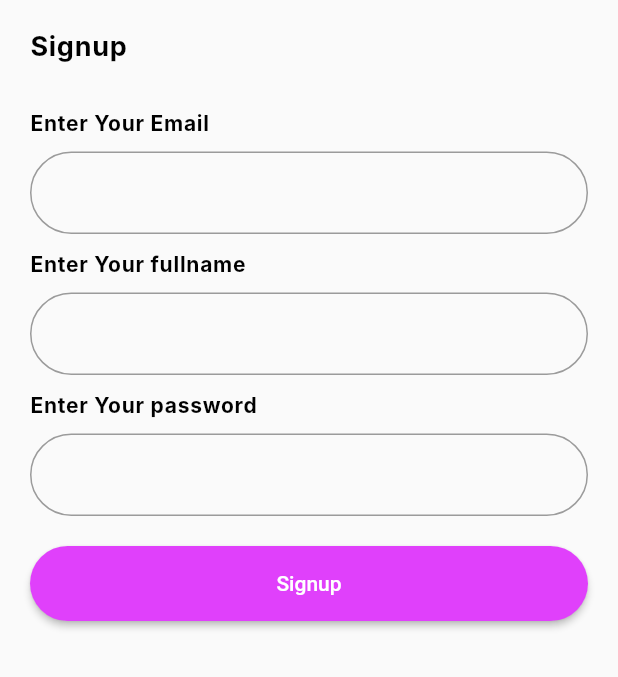
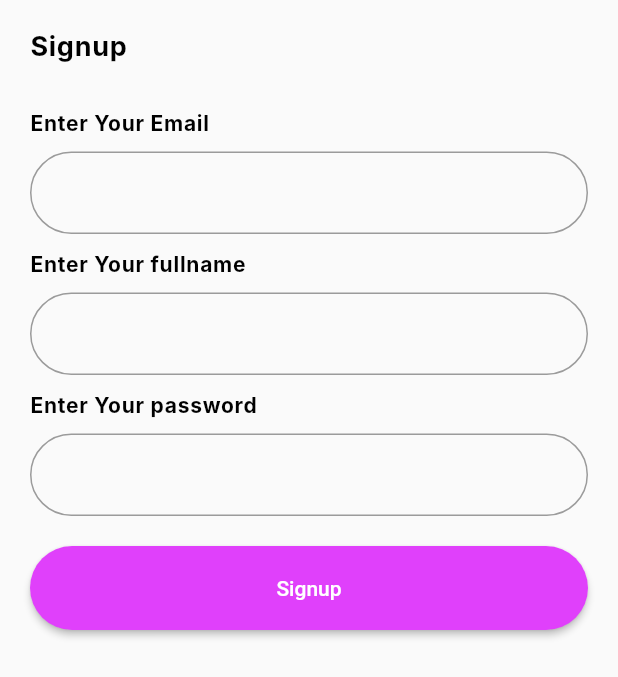
Before and after one commit to Deepak-77/ecommerce.com, a Flutter app: the screen it shows after launch, after a tap on "SignUp", on a phone screen of 412 x 824 dp. Shown: the top 677 px of the screen. Run offline on Flutter 3.47's test engine with Material 2 defaults, Android fonts, the phone set to English and light mode, and no system bars; our stand-ins replace dio, flutter_bloc, pin_code_fields, shared_preferences; network calls fail; Roboto replaces fonts that are missing (Inter).

Commit message:
lib file updated

```diff
--- a/ecom_frontend/lib/api.dart
+++ b/ecom_frontend/lib/api.dart
@@ -1,3 +1,3 @@
-const String BASE_URL = "http://192.168.1.9:5000/api";
+const String BASE_URL = "http://192.168.1.67:5000/api";
 const String login = '$BASE_URL/userLogin';
 const String signUpURL = '$BASE_URL/userSignUp';
--- a/ecom_frontend/lib/main.dart
+++ b/ecom_frontend/lib/main.dart
@@ -1,8 +1,10 @@
 import 'package:ecom_frontend/common/widgets/custom_button.dart';
 import 'package:ecom_frontend/common/widgets/customtextform_filed.dart';
 import 'package:ecom_frontend/cubit/signup/signupCubit.dart';
+import 'package:ecom_frontend/services/repository/login_repo.dart';
 import 'package:ecom_frontend/services/repository/signup_repo.dart';
 import 'package:ecom_frontend/views/screen/login_page.dart';
+import 'package:ecom_frontend/views/screen/splash_scrren.dart';
 import 'package:flutter/material.dart';
 import 'package:flutter_bloc/flutter_bloc.dart';
 
@@ -18,6 +20,7 @@ class MyApp extends StatelessWidget {
   Widget build(BuildContext context) {
     return MultiRepositoryProvider(
       providers: [
+        RepositoryProvider(create: (context) => LoginRepo()),
         RepositoryProvider(create: (context) => SignUpRepository()),
       ],
       child: MaterialApp(
@@ -25,7 +28,7 @@ class MyApp extends StatelessWidget {
         theme: ThemeData(
           primarySwatch: Colors.blue,
         ),
-        home: const LoginPage(),
+        home: const SplashScreenWidget(),
       ),
     );
   }
--- a/ecom_frontend/lib/services/auth_services.dart
+++ b/ecom_frontend/lib/services/auth_services.dart
@@ -13,6 +13,7 @@ class AuthServices {
       );
       return signUpResModelFromJson(response.data!);
     } on DioError catch (e) {
+      print(e.response);
       throw 'e';
     }
   }
--- a/ecom_frontend/lib/services/repository/signup_repo.dart
+++ b/ecom_frontend/lib/services/repository/signup_repo.dart
@@ -10,8 +10,7 @@ class SignUpRepository {
       required String fullname,
       required String password}) async {
     try {
-      final Response response = await _dio.post(
-          'http://192.168.1.67:5000/api/userSignup',
+      final Response response = await _dio.post(signUpURL,
           data: {'email': email, 'fullname': fullname, 'password': password});
 
       print(response.data);
--- /dev/null
+++ b/ecom_frontend/lib/sharepref.dart
@@ -0,0 +1,35 @@
+// import 'package:flutter_secure_storage/flutter_secure_storage.dart';
+
+// class SecureStorage {
+//   final FlutterSecureStorage storage = FlutterSecureStorage();
+//   Future<void> writeSecureToken(String key, String value) async {
+//     // I'm not exactly sure how you get the data from storage.write, because it has a type of Future<void>
+//     // So the whole function should be await storage.write(key: key, value: value);
+//     await storage.write(key: key, value: value);
+//   }
+
+//   Future<String?> readSecureToken(String key) async {
+//     return await storage.read(key: key);
+//   }
+
+//   Future<void> deleteSecureToken(String key) async {
+//     // Same here: delete is a type of void, so it shouldn't return anything
+//     await storage.delete(key: key);
+//   }
+// }
+
+import 'package:shared_preferences/shared_preferences.dart';
+
+class Pref {
+  final pref = SharedPreferences.getInstance();
+  // Write Data
+  Future writeData({required String key, required String value}) async {
+    SharedPreferences sharedPreferences = await pref;
+    return await sharedPreferences.setString(key, value);
+  }
+
+  Future readData({required String key}) async {
+    SharedPreferences sharedPreferences = await pref;
+    return sharedPreferences.getString(key);
+  }
+}
--- a/ecom_frontend/lib/views/screen/login_page.dart
+++ b/ecom_frontend/lib/views/screen/login_page.dart
@@ -1,11 +1,15 @@
+import 'package:ecom_frontend/cubit/login/loginCubit.dart';
+import 'package:ecom_frontend/services/repository/login_repo.dart';
 import 'package:ecom_frontend/views/widgets/login_pagewidget.dart';
 import 'package:flutter/material.dart';
+import 'package:flutter_bloc/flutter_bloc.dart';
 
 class LoginPage extends StatelessWidget {
   const LoginPage({super.key});
 
   @override
   Widget build(BuildContext context) {
-    return LoginPageWidget();
+    return BlocProvider(
+        create: (contex) => LoginCubit(LoginRepo()), child: LoginPageWidget());
   }
 }
--- /dev/null
+++ b/ecom_frontend/lib/views/screen/splash_scrren.dart
@@ -0,0 +1,46 @@
+import 'package:ecom_frontend/common/theme.dart';
+import 'package:ecom_frontend/sharepref.dart';
+import 'package:ecom_frontend/views/screen/login_page.dart';
+import 'package:ecom_frontend/views/screen/productscreen_page.dart';
+import 'package:flutter/material.dart';
+
+class SplashScreenWidget extends StatefulWidget {
+  const SplashScreenWidget({super.key});
+
+  @override
+  State<SplashScreenWidget> createState() => _SplashScreenWidgetState();
+}
+
+class _SplashScreenWidgetState extends State<SplashScreenWidget> {
+  @override
+  void initState() {
+    super.initState();
+
+    Future.delayed(Duration(seconds: 5), () {
+      storetoken();
+    });
+  }
+
+  Widget build(BuildContext context) {
+    return Scaffold(
+        body: Center(
+            child: CircularProgressIndicator(
+      color: Colors.red,
+    )));
+  }
+
+  void storetoken() async {
+    final data = await Pref().readData(key: 'saveToken');
+    if (data == null) {
+      Navigator.pushReplacement(
+        context,
+        MaterialPageRoute(builder: (context) => LoginPage()),
+      );
+    } else {
+      Navigator.pushReplacement(
+        context,
+        MaterialPageRoute(builder: (context) => Productscreen()),
+      );
+    }
+  }
+}
--- a/ecom_frontend/lib/views/widgets/login_pagewidget.dart
+++ b/ecom_frontend/lib/views/widgets/login_pagewidget.dart
@@ -1,11 +1,25 @@
 import 'package:ecom_frontend/common/theme.dart';
 import 'package:ecom_frontend/common/widgets/custom_button.dart';
 import 'package:ecom_frontend/common/widgets/customtextform_filed.dart';
+import 'package:ecom_frontend/cubit/login/loginCubit.dart';
+import 'package:ecom_frontend/cubit/login/loginState.dart';
 import 'package:ecom_frontend/views/screen/signup_page.dart';
 import 'package:flutter/material.dart';
+import 'package:flutter_bloc/flutter_bloc.dart';
 
-class LoginPageWidget extends StatelessWidget {
-  const LoginPageWidget({super.key});
+class LoginPageWidget extends StatefulWidget {
+  LoginPageWidget({super.key});
+
+  @override
+  State<LoginPageWidget> createState() => _LoginPageWidgetState();
+}
+
+TextEditingController email = TextEditingController();
+TextEditingController fullname = TextEditingController();
+TextEditingController password = TextEditingController();
+
+class _LoginPageWidgetState extends State<LoginPageWidget> {
+  final _formKey = GlobalKey<FormState>();
 
   @override
   Widget build(BuildContext context) {
@@ -17,16 +31,23 @@ class LoginPageWidget extends StatelessWidget {
         padding: const EdgeInsets.symmetric(horizontal: 10),
         child: Column(
           children: [
-            Column(
+            Form(
+              key: _formKey,
+              child: BlocConsumer<LoginCubit, LoginState>(
+                builder: (context, state) {
+                  return Column(
+                    crossAxisAlignment: CrossAxisAlignment.start,
                     children: [
                       const Padding(
                         padding: EdgeInsets.symmetric(vertical: 10),
                         child: Text(
-                    'mobilenumber',
+                          'email',
                           style: CustomTheme.textStyle14,
                         ),
                       ),
-                CustomTextField(),
+                      CustomTextField(
+                        controller: email,
+                      ),
                       const Padding(
                         padding: EdgeInsets.symmetric(vertical: 10),
                         child: Text(
@@ -34,36 +55,72 @@ class LoginPageWidget extends StatelessWidget {
                           style: CustomTheme.textStyle14,
                         ),
                       ),
-                CustomTextField(),
+                      CustomTextField(
+                        controller: password,
+                      ),
                       Padding(
                         padding: const EdgeInsets.symmetric(vertical: 10),
                         child: CustomButton(
+                            color: Colors.purpleAccent,
                             // color: CustomTheme.primaryColor,
                             text: 'login',
                             width: double.infinity,
                             navigation: () {
-                        // Navigator.push(
-                        //     context,
-                        //     MaterialPageRoute(
-                        //         builder: (context) => OtpVerification()));
+                              context.read<LoginCubit>().PostLogin(
+                                  email: email.text, password: password.text);
                             }),
                       ),
                       const Padding(
                         padding: EdgeInsets.symmetric(vertical: 20),
+                        child: Center(
                           child: Text(
-                    'if you haven' + 't sign up please sign up',
+                            'if you haven' '+' '' 't sign up please sign up',
                             style: CustomTheme.textStyle14,
                           ),
                         ),
+                      ),
                       InkWell(
-                    onTap: () => Navigator.push(context,
-                        MaterialPageRoute(builder: (context) => SignUpPage())),
+                          onTap: () => Navigator.push(
+                              context,
+                              MaterialPageRoute(
+                                  builder: (context) => SignUpPage())),
+                          child: Center(
                             child: Text(
                               'SignUp',
-                      style:
-                          CustomTheme.textStyle18.copyWith(color: Colors.red),
+                              style: CustomTheme.textStyle18
+                                  .copyWith(color: Colors.red),
+                            ),
                           ))
                     ],
+                  );
+                },
+                listener: (context, state) {
+                  if (state is LoginLodedState) {
+                    showDialog(
+                        context: context,
+                        builder: (BuildContext context) {
+                          return Padding(
+                            padding: const EdgeInsets.symmetric(vertical: 10),
+                            child: AlertDialog(
+                              title: Text(state.response.status),
+                            ),
+                          );
+                        });
+                  }
+                  if (state is LoginErrorState) {
+                    showDialog(
+                        context: context,
+                        builder: (BuildContext context) {
+                          return Padding(
+                            padding: const EdgeInsets.symmetric(vertical: 10),
+                            child: AlertDialog(
+                              title: Text(state.message.toString()),
+                            ),
+                          );
+                        });
+                  }
+                },
+              ),
             ),
           ],
         ),
--- a/ecom_frontend/lib/views/widgets/signupwidget.dart
+++ b/ecom_frontend/lib/views/widgets/signupwidget.dart
@@ -76,7 +76,7 @@ class _SignUpPageWidgetState extends State<SignUpPageWidget> {
                               text: 'Signup',
                               width: double.infinity,
                               color: Colors.purpleAccent,
-                              height: 50,
+                              height: 56,
                               navigation: () {
                                 context.read<SignupCubit>().postsignUp(
                                     email: email.text,
```
Also changed, not shown: ecom_frontend/lib/cubit/login/loginCubit.dart (+24 -0 lines), ecom_frontend/lib/cubit/login/loginState.dart (+21 -0 lines), ecom_frontend/lib/model/siginmodel.dart (added, +93 -0 lines), ecom_frontend/lib/services/repository/login_repo.dart (added, +40 -0 lines), ecom_frontend/lib/views/screen/productscreen_page.dart (added, +19 -0 lines). Lines whose indentation alone changed are shown as unchanged.
